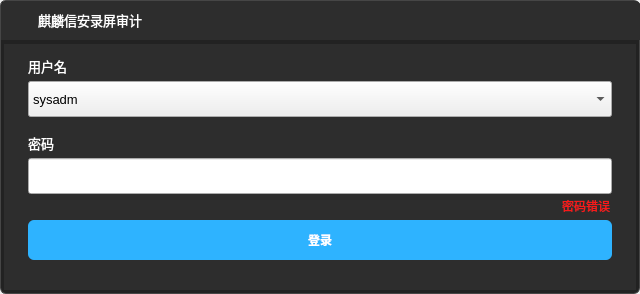
Before: the Qt Designer form src/ui/ks-vaudit-audit/src/login.ui in openeuler-mirror/ks-vaudit, drawn with Qt 5.
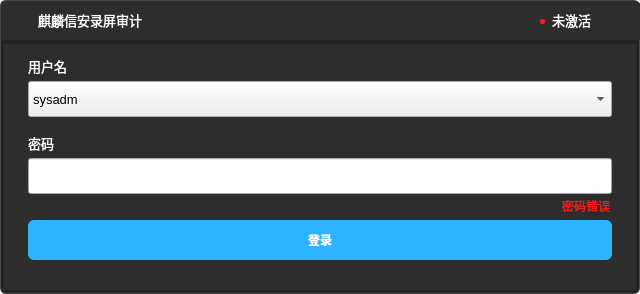
After: the same form once the commit is applied. Icons and pictures are not drawn.

Commit message: feature(activation): add software activation

The edit to the form file:
```diff
--- a/src/ui/ks-vaudit-audit/src/login.ui
+++ b/src/ui/ks-vaudit-audit/src/login.ui
@@ -355,6 +355,44 @@
       </size>
      </property>
     </widget>
+    <widget class="QWidget" name="dotWidget" native="true">
+     <property name="geometry">
+      <rect>
+       <x>539</x>
+       <y>18</y>
+       <width>5</width>
+       <height>5</height>
+      </rect>
+     </property>
+     <property name="styleSheet">
+      <string notr="true">border:none;
+border-radius:2px;
+background-color:#fa1919;</string>
+     </property>
+    </widget>
+    <widget class="QPushButton" name="activationBtn">
+     <property name="geometry">
+      <rect>
+       <x>550</x>
+       <y>2</y>
+       <width>41</width>
+       <height>34</height>
+      </rect>
+     </property>
+     <property name="font">
+      <font>
+       <pointsize>10</pointsize>
+      </font>
+     </property>
+     <property name="styleSheet">
+      <string notr="true">border:none;
+background-color:transparent;
+color:#fff;</string>
+     </property>
+     <property name="text">
+      <string>未激活</string>
+     </property>
+    </widget>
    </widget>
   </widget>
  </widget>
```
The commit also changes 19 other files.
